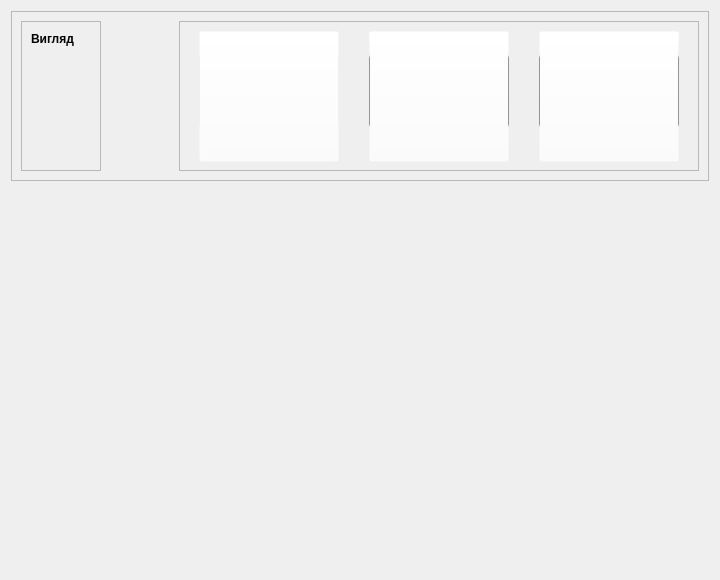
The window that src/appsetting.ui (MikeostCorp/Gradify) describes before a commit, drawn with Qt 5.
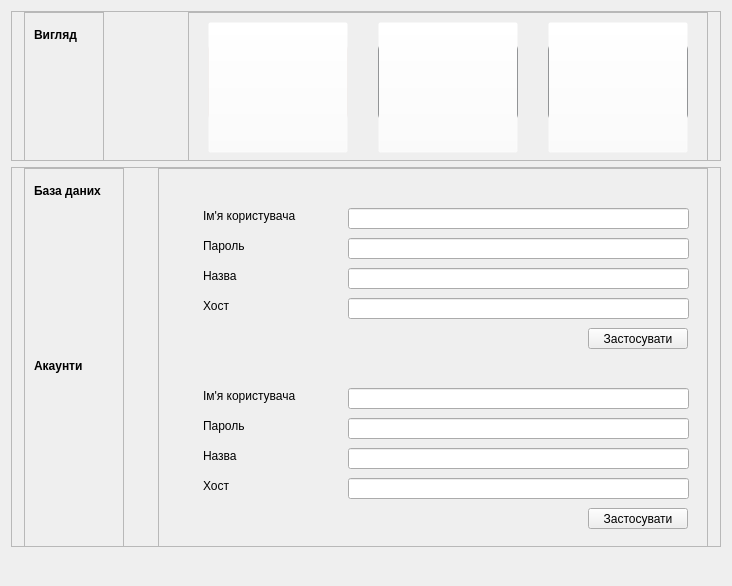
The same window after the commit. Icons and pictures are not drawn.

The edit to the form file:
```diff
--- a/src/appsetting.ui
+++ b/src/appsetting.ui
@@ -6,8 +6,8 @@
    <rect>
     <x>0</x>
     <y>0</y>
-    <width>720</width>
-    <height>580</height>
+    <width>732</width>
+    <height>586</height>
    </rect>
   </property>
   <property name="sizePolicy">
@@ -37,7 +37,7 @@
      <property name="minimumSize">
       <size>
        <width>0</width>
-       <height>170</height>
+       <height>150</height>
       </size>
      </property>
      <property name="styleSheet">
@@ -50,6 +50,18 @@
       <enum>QFrame::Raised</enum>
      </property>
      <layout class="QHBoxLayout" name="horizontalLayout">
+      <property name="leftMargin">
+       <number>12</number>
+      </property>
+      <property name="topMargin">
+       <number>0</number>
+      </property>
+      <property name="rightMargin">
+       <number>12</number>
+      </property>
+      <property name="bottomMargin">
+       <number>0</number>
+      </property>
       <item>
        <widget class="QFrame" name="leftUIStyleFrame">
         <property name="sizePolicy">
@@ -74,7 +86,7 @@
          <property name="geometry">
           <rect>
            <x>10</x>
-           <y>10</y>
+           <y>15</y>
            <width>58</width>
            <height>16</height>
           </rect>
@@ -310,6 +322,425 @@
      </layout>
     </widget>
    </item>
+   <item>
+    <widget class="QFrame" name="connectSetting">
+     <property name="minimumSize">
+      <size>
+       <width>0</width>
+       <height>380</height>
+      </size>
+     </property>
+     <property name="maximumSize">
+      <size>
+       <width>16777215</width>
+       <height>380</height>
+      </size>
+     </property>
+     <property name="frameShape">
+      <enum>QFrame::StyledPanel</enum>
+     </property>
+     <property name="frameShadow">
+      <enum>QFrame::Raised</enum>
+     </property>
+     <layout class="QHBoxLayout" name="horizontalLayout_2">
+      <property name="leftMargin">
+       <number>12</number>
+      </property>
+      <property name="topMargin">
+       <number>0</number>
+      </property>
+      <property name="rightMargin">
+       <number>12</number>
+      </property>
+      <property name="bottomMargin">
+       <number>0</number>
+      </property>
+      <item>
+       <widget class="QFrame" name="leftConnectFrame">
+        <property name="minimumSize">
+         <size>
+          <width>100</width>
+          <height>380</height>
+         </size>
+        </property>
+        <property name="maximumSize">
+         <size>
+          <width>100</width>
+          <height>380</height>
+         </size>
+        </property>
+        <property name="frameShape">
+         <enum>QFrame::StyledPanel</enum>
+        </property>
+        <property name="frameShadow">
+         <enum>QFrame::Raised</enum>
+        </property>
+        <widget class="QLabel" name="dataBaseText">
+         <property name="geometry">
+          <rect>
+           <x>10</x>
+           <y>15</y>
+           <width>81</width>
+           <height>16</height>
+          </rect>
+         </property>
+         <property name="sizePolicy">
+          <sizepolicy hsizetype="Preferred" vsizetype="Fixed">
+           <horstretch>0</horstretch>
+           <verstretch>0</verstretch>
+          </sizepolicy>
+         </property>
+         <property name="styleSheet">
+          <string notr="true"/>
+         </property>
+         <property name="text">
+          <string>&lt;html&gt;&lt;head/&gt;&lt;body&gt;&lt;p&gt;&lt;span style=&quot; font-weight:700;&quot;&gt;База даних&lt;/span&gt;&lt;/p&gt;&lt;/body&gt;&lt;/html&gt;</string>
+         </property>
+        </widget>
+        <widget class="QLabel" name="accountText">
+         <property name="geometry">
+          <rect>
+           <x>10</x>
+           <y>190</y>
+           <width>81</width>
+           <height>16</height>
+          </rect>
+         </property>
+         <property name="sizePolicy">
+          <sizepolicy hsizetype="Preferred" vsizetype="Fixed">
+           <horstretch>0</horstretch>
+           <verstretch>0</verstretch>
+          </sizepolicy>
+         </property>
+         <property name="styleSheet">
+          <string notr="true"/>
+         </property>
+         <property name="text">
+          <string>&lt;html&gt;&lt;head/&gt;&lt;body&gt;&lt;p&gt;&lt;span style=&quot; font-weight:700;&quot;&gt;Акаунти&lt;/span&gt;&lt;/p&gt;&lt;/body&gt;&lt;/html&gt;</string>
+         </property>
+        </widget>
+       </widget>
+      </item>
+      <item>
+       <spacer name="horizontalSpacer_2">
+        <property name="orientation">
+         <enum>Qt::Horizontal</enum>
+        </property>
+        <property name="sizeHint" stdset="0">
+         <size>
+          <width>20</width>
+          <height>20</height>
+         </size>
+        </property>
+       </spacer>
+      </item>
+      <item>
+       <widget class="QFrame" name="rightConnectFrame">
+        <property name="minimumSize">
+         <size>
+          <width>550</width>
+          <height>380</height>
+         </size>
+        </property>
+        <property name="maximumSize">
+         <size>
+          <width>16777215</width>
+          <height>380</height>
+         </size>
+        </property>
+        <property name="frameShape">
+         <enum>QFrame::StyledPanel</enum>
+        </property>
+        <property name="frameShadow">
+         <enum>QFrame::Raised</enum>
+        </property>
+        <widget class="QLabel" name="dbText">
+         <property name="geometry">
+          <rect>
+           <x>45</x>
+           <y>130</y>
+           <width>81</width>
+           <height>16</height>
+          </rect>
+         </property>
+         <property name="sizePolicy">
+          <sizepolicy hsizetype="Preferred" vsizetype="Fixed">
+           <horstretch>0</horstretch>
+           <verstretch>0</verstretch>
+          </sizepolicy>
+         </property>
+         <property name="styleSheet">
+          <string notr="true"/>
+         </property>
+         <property name="text">
+          <string>&lt;html&gt;&lt;head/&gt;&lt;body&gt;&lt;p&gt;Хост&lt;/p&gt;&lt;/body&gt;&lt;/html&gt;</string>
+         </property>
+        </widget>
+        <widget class="QLabel" name="dbText_2">
+         <property name="geometry">
+          <rect>
+           <x>45</x>
+           <y>40</y>
+           <width>111</width>
+           <height>16</height>
+          </rect>
+         </property>
+         <property name="sizePolicy">
+          <sizepolicy hsizetype="Preferred" vsizetype="Fixed">
+           <horstretch>0</horstretch>
+           <verstretch>0</verstretch>
+          </sizepolicy>
+         </property>
+         <property name="styleSheet">
+          <string notr="true"/>
+         </property>
+         <property name="text">
+          <string>&lt;html&gt;&lt;head/&gt;&lt;body&gt;&lt;p&gt;Ім'я користувача&lt;/p&gt;&lt;/body&gt;&lt;/html&gt;</string>
+         </property>
+        </widget>
+        <widget class="QLabel" name="dbText_3">
+         <property name="geometry">
+          <rect>
+           <x>45</x>
+           <y>70</y>
+           <width>121</width>
+           <height>16</height>
+          </rect>
+         </property>
+         <property name="sizePolicy">
+          <sizepolicy hsizetype="Preferred" vsizetype="Fixed">
+           <horstretch>0</horstretch>
+           <verstretch>0</verstretch>
+          </sizepolicy>
+         </property>
+         <property name="styleSheet">
+          <string notr="true"/>
+         </property>
+         <property name="text">
+          <string>&lt;html&gt;&lt;head/&gt;&lt;body&gt;&lt;p&gt;Пароль&lt;/p&gt;&lt;/body&gt;&lt;/html&gt;</string>
+         </property>
+        </widget>
+        <widget class="QLabel" name="dbText_4">
+         <property name="geometry">
+          <rect>
+           <x>45</x>
+           <y>100</y>
+           <width>121</width>
+           <height>16</height>
+          </rect>
+         </property>
+         <property name="sizePolicy">
+          <sizepolicy hsizetype="Preferred" vsizetype="Fixed">
+           <horstretch>0</horstretch>
+           <verstretch>0</verstretch>
+          </sizepolicy>
+         </property>
+         <property name="styleSheet">
+          <string notr="true"/>
+         </property>
+         <property name="text">
+          <string>&lt;html&gt;&lt;head/&gt;&lt;body&gt;&lt;p&gt;Назва&lt;/p&gt;&lt;/body&gt;&lt;/html&gt;</string>
+         </property>
+        </widget>
+        <widget class="QLineEdit" name="dbLineEdit">
+         <property name="geometry">
+          <rect>
+           <x>190</x>
+           <y>40</y>
+           <width>341</width>
+           <height>21</height>
+          </rect>
+         </property>
+        </widget>
+        <widget class="QLineEdit" name="dbLineEdit_2">
+         <property name="geometry">
+          <rect>
+           <x>190</x>
+           <y>70</y>
+           <width>341</width>
+           <height>21</height>
+          </rect>
+         </property>
+        </widget>
+        <widget class="QLineEdit" name="dbLineEdit_3">
+         <property name="geometry">
+          <rect>
+           <x>190</x>
+           <y>100</y>
+           <width>341</width>
+           <height>21</height>
+          </rect>
+         </property>
+        </widget>
+        <widget class="QPushButton" name="acceptDBSetting">
+         <property name="geometry">
+          <rect>
+           <x>430</x>
+           <y>160</y>
+           <width>100</width>
+           <height>21</height>
+          </rect>
+         </property>
+         <property name="text">
+          <string>Застосувати</string>
+         </property>
+        </widget>
+        <widget class="QLineEdit" name="dbLineEdit_4">
+         <property name="geometry">
+          <rect>
+           <x>190</x>
+           <y>130</y>
+           <width>341</width>
+           <height>21</height>
+          </rect>
+         </property>
+        </widget>
+        <widget class="QLineEdit" name="accountLideEdit">
+         <property name="geometry">
+          <rect>
+           <x>190</x>
+           <y>220</y>
+           <width>341</width>
+           <height>21</height>
+          </rect>
+         </property>
+        </widget>
+        <widget class="QLineEdit" name="accountLideEdit_4">
+         <property name="geometry">
+          <rect>
+           <x>190</x>
+           <y>310</y>
+           <width>341</width>
+           <height>21</height>
+          </rect>
+         </property>
+        </widget>
+        <widget class="QPushButton" name="acceptAccountSetting">
+         <property name="geometry">
+          <rect>
+           <x>430</x>
+           <y>340</y>
+           <width>100</width>
+           <height>21</height>
+          </rect>
+         </property>
+         <property name="text">
+          <string>Застосувати</string>
+         </property>
+        </widget>
+        <widget class="QLabel" name="accountText_3">
+         <property name="geometry">
+          <rect>
+           <x>45</x>
+           <y>250</y>
+           <width>121</width>
+           <height>16</height>
+          </rect>
+         </property>
+         <property name="sizePolicy">
+          <sizepolicy hsizetype="Preferred" vsizetype="Fixed">
+           <horstretch>0</horstretch>
+           <verstretch>0</verstretch>
+          </sizepolicy>
+         </property>
+         <property name="styleSheet">
+          <string notr="true"/>
+         </property>
+         <property name="text">
+          <string>&lt;html&gt;&lt;head/&gt;&lt;body&gt;&lt;p&gt;Пароль&lt;/p&gt;&lt;/body&gt;&lt;/html&gt;</string>
+         </property>
+        </widget>
+        <widget class="QLabel" name="accountText_2">
+         <property name="geometry">
+          <rect>
+           <x>45</x>
+           <y>220</y>
+           <width>121</width>
+           <height>16</height>
+          </rect>
+         </property>
+         <property name="sizePolicy">
+          <sizepolicy hsizetype="Preferred" vsizetype="Fixed">
+           <horstretch>0</horstretch>
+           <verstretch>0</verstretch>
+          </sizepolicy>
+         </property>
+         <property name="styleSheet">
+          <string notr="true"/>
+         </property>
+         <property name="text">
+          <string>&lt;html&gt;&lt;head/&gt;&lt;body&gt;&lt;p&gt;Ім'я користувача&lt;/p&gt;&lt;/body&gt;&lt;/html&gt;</string>
+         </property>
+        </widget>
+        <widget class="QLabel" name="accountText_5">
+         <property name="geometry">
+          <rect>
+           <x>45</x>
+           <y>310</y>
+           <width>81</width>
+           <height>16</height>
+          </rect>
+         </property>
+         <property name="sizePolicy">
+          <sizepolicy hsizetype="Preferred" vsizetype="Fixed">
+           <horstretch>0</horstretch>
+           <verstretch>0</verstretch>
+          </sizepolicy>
+         </property>
+         <property name="styleSheet">
+          <string notr="true"/>
+         </property>
+         <property name="text">
+          <string>&lt;html&gt;&lt;head/&gt;&lt;body&gt;&lt;p&gt;Хост&lt;/p&gt;&lt;/body&gt;&lt;/html&gt;</string>
+         </property>
+        </widget>
+        <widget class="QLabel" name="accountText_4">
+         <property name="geometry">
+          <rect>
+           <x>45</x>
+           <y>280</y>
+           <width>121</width>
+           <height>16</height>
+          </rect>
+         </property>
+         <property name="sizePolicy">
+          <sizepolicy hsizetype="Preferred" vsizetype="Fixed">
+           <horstretch>0</horstretch>
+           <verstretch>0</verstretch>
+          </sizepolicy>
+         </property>
+         <property name="styleSheet">
+          <string notr="true"/>
+         </property>
+         <property name="text">
+          <string>&lt;html&gt;&lt;head/&gt;&lt;body&gt;&lt;p&gt;Назва&lt;/p&gt;&lt;/body&gt;&lt;/html&gt;</string>
+         </property>
+        </widget>
+        <widget class="QLineEdit" name="accountLideEdit_2">
+         <property name="geometry">
+          <rect>
+           <x>190</x>
+           <y>250</y>
+           <width>341</width>
+           <height>21</height>
+          </rect>
+         </property>
+        </widget>
+        <widget class="QLineEdit" name="accountLideEdit_3">
+         <property name="geometry">
+          <rect>
+           <x>190</x>
+           <y>280</y>
+           <width>341</width>
+           <height>21</height>
+          </rect>
+         </property>
+        </widget>
+       </widget>
+      </item>
+     </layout>
+    </widget>
+   </item>
    <item>
     <spacer name="verticalSpacer">
      <property name="orientation">
```
